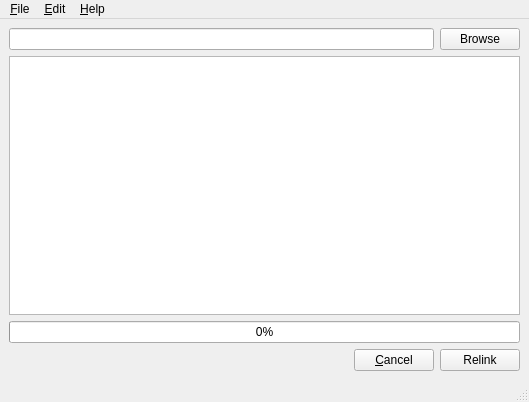
First picture: the form in MainWindow.ui, repository northriverboats/excel-refresh-links, before the edit.
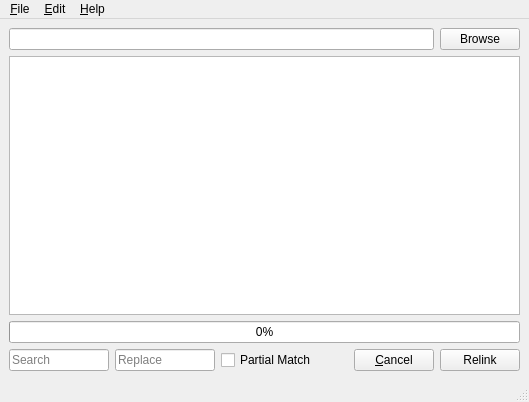
Second picture: the form after the edit.

Commit message: Added Search/Replace/Partial to UI

Diff of the .ui file:
```diff
--- a/MainWindow.ui
+++ b/MainWindow.ui
@@ -20,6 +20,27 @@
     </item>
     <item row="4" column="0">
      <layout class="QHBoxLayout" name="horizontalLayout_8">
+      <item>
+       <widget class="QLineEdit" name="leSearch">
+        <property name="placeholderText">
+         <string>Search</string>
+        </property>
+       </widget>
+      </item>
+      <item>
+       <widget class="QLineEdit" name="leReplace">
+        <property name="placeholderText">
+         <string>Replace</string>
+        </property>
+       </widget>
+      </item>
+      <item>
+       <widget class="QCheckBox" name="cbPartialMatch">
+        <property name="text">
+         <string>Partial Match</string>
+        </property>
+       </widget>
+      </item>
       <item>
        <spacer name="horizontalSpacer">
         <property name="orientation">
```
Left out of the diff: 10 changed lines with no effect on the pictures. The commit also changes 1 other file.
